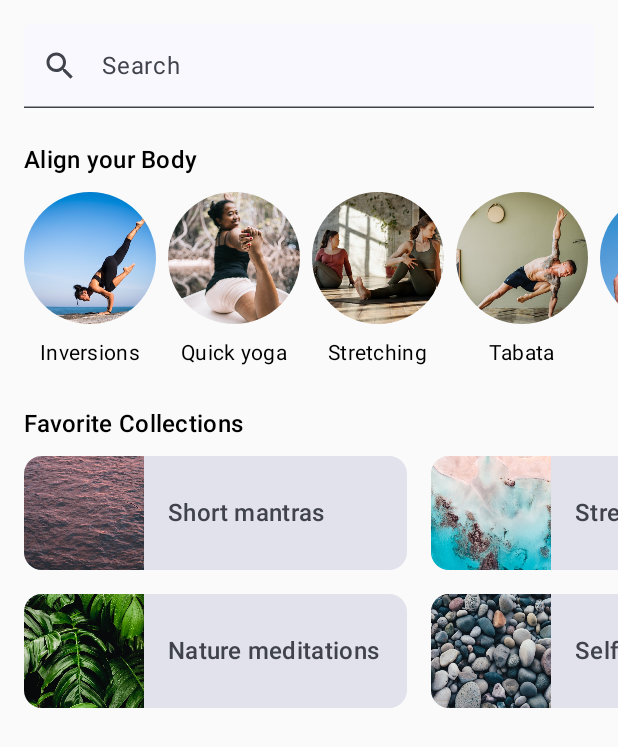
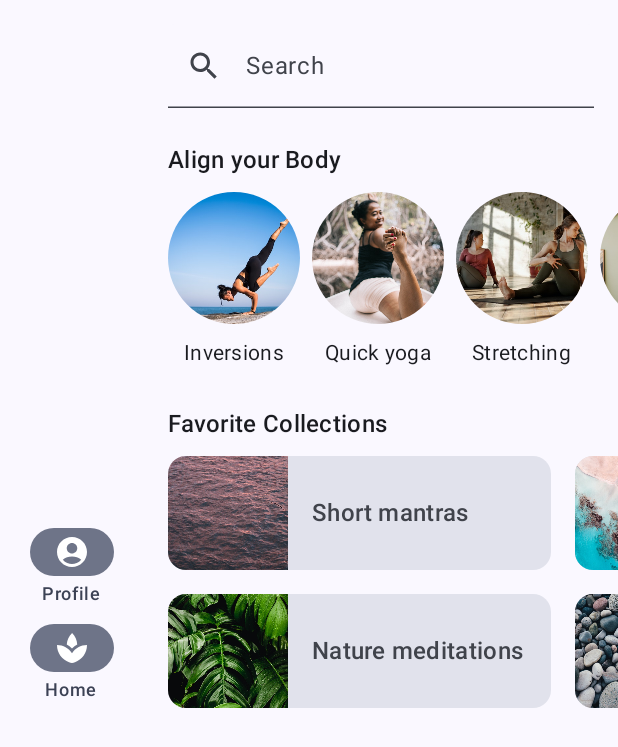
Before and after one commit to BH0791/DemoJetpackCompose, an Android app built with Jetpack Compose: the screen it shows after launch (MainActivity), on a phone screen of 412 x 824 dp. Shown: the top 747 px of the screen. Run offline under Robolectric (Android 15) with nearby library versions, the phone set to English and light mode, and no system bars.

Commit message:
13. Rail de navigation - Material

```diff
--- a/basiclayoutscodelab/src/main/java/com/example/basiclayoutscodelab/MainActivity.kt
+++ b/basiclayoutscodelab/src/main/java/com/example/basiclayoutscodelab/MainActivity.kt
@@ -13,6 +13,7 @@ import androidx.compose.foundation.layout.Column
 import androidx.compose.foundation.layout.PaddingValues
 import androidx.compose.foundation.layout.Row
 import androidx.compose.foundation.layout.Spacer
+import androidx.compose.foundation.layout.fillMaxHeight
 import androidx.compose.foundation.layout.fillMaxSize
 import androidx.compose.foundation.layout.fillMaxWidth
 import androidx.compose.foundation.layout.height
@@ -37,6 +38,8 @@ import androidx.compose.material3.Icon
 import androidx.compose.material3.MaterialTheme
 import androidx.compose.material3.NavigationBar
 import androidx.compose.material3.NavigationBarItem
+import androidx.compose.material3.NavigationRail
+import androidx.compose.material3.NavigationRailItem
 import androidx.compose.material3.Scaffold
 import androidx.compose.material3.Surface
 import androidx.compose.material3.Text
@@ -60,7 +63,8 @@ class MainActivity : ComponentActivity() {
         enableEdgeToEdge()
         setContent {
             DemoJetpackComposeTheme {
-                HomeScreen()
+//                MySootheAppPortrait()
+                MySootheAppLandscape()
             }
         }
     }
@@ -200,6 +204,58 @@ fun HomeSection(
 }
 
 @Composable
+private fun SootheNavigationRail(modifier: Modifier = Modifier) {
+    NavigationRail(
+        modifier = modifier.padding(start = 8.dp, end = 8.dp),
+        containerColor = MaterialTheme.colorScheme.background
+    ) {
+        Column(
+            modifier = modifier.fillMaxHeight(),
+            verticalArrangement = Arrangement.Center,
+            horizontalAlignment = Alignment.CenterHorizontally
+        ) {
+            NavigationRailItem(
+                selected = true,
+                onClick = { /*TODO*/ },
+                icon = {
+                    Icon(
+                        imageVector = Icons.Default.AccountCircle,
+                        contentDescription = null
+                    )
+                },
+                label = {
+                    Text(stringResource(R.string.bottom_navigation_profile))
+                }
+            )
+            Spacer(modifier = Modifier.height(8.dp))
+            NavigationRailItem(
+                selected = true,
+                onClick = { /*TODO*/ },
+                icon = {
+                    Icon(
+                        imageVector = Icons.Default.Spa,
+                        contentDescription = null
+                    )
+                },
+                label = {
+                    Text(stringResource(R.string.bottom_navigation_home))
+                }
+            )
+        }
+    }
+}
+@Composable
+fun MySootheAppLandscape() {
+    DemoJetpackComposeTheme {
+        Surface(color = MaterialTheme.colorScheme.background) {
+            Row {
+                SootheNavigationRail()
+                HomeScreen()
+            }
+        }
+    }
+}
+@Composable
 private fun SootheBottomNavigation(modifier: Modifier = Modifier) {
     NavigationBar(
         containerColor = MaterialTheme.colorScheme.surfaceVariant,
@@ -264,12 +320,14 @@ fun HomeScreen(modifier: Modifier = Modifier) {
 fun MySootheAppPortrait() {
     DemoJetpackComposeTheme {
         Scaffold(
-            bottomBar = { SootheBottomNavigation() }
-        ) {padding ->
+            bottomBar = { SootheBottomNavigation() },
+
+            ) { padding ->
             HomeScreen(Modifier.padding(padding))
         }
     }
 }
+
 // *********************************************************************************** méthodes data
 private val alignYourBodyData = listOf(
     R.drawable.ab1_inversions to R.string.ab1_inversions,
@@ -366,8 +424,17 @@ fun SootheBottomNavigationPreview() {
         SootheBottomNavigation()
     }
 }
+
 @Preview(showBackground = true)
 @Composable
-fun MySootheAppPortraitPreview(){
+fun MySootheAppPortraitPreview() {
     MySootheAppPortrait()
 }
+
+@Preview(showBackground = true)
+@Composable
+fun SootheNavigationRailPreview() {
+    DemoJetpackComposeTheme {
+        SootheNavigationRail()
+    }
+}
```
